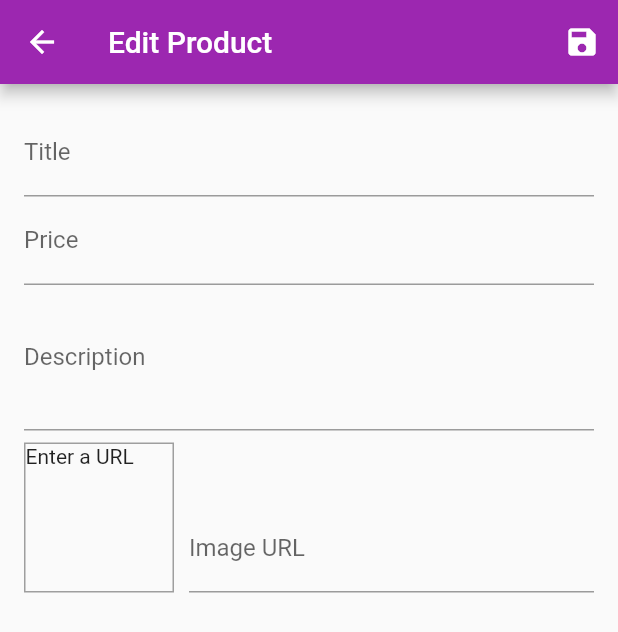
After one commit to viraj-2393/shop_app_flutter, a Flutter app: the EditProductScreen screen opened by its route, after a tap on the "save" icon, on a phone screen of 412 x 824 dp. The commit adds this screen. Shown: the top 632 px of the screen. Run offline on Flutter 3.47's test engine with Material 2 defaults, Android fonts, the phone set to English and light mode, and no system bars; network calls fail.

Commit message:
Edit product screen added

```diff
--- a/lib/main.dart
+++ b/lib/main.dart
@@ -8,6 +8,7 @@ import './screens/cart_screen.dart';
 import './providers/orders.dart';
 import './screens/orders_screen.dart';
 import './screens/user_products_screen.dart';
+import './screens/edit_product_screen.dart';
 void main() {
   runApp(MyApp());
 }
@@ -40,7 +41,8 @@ class MyApp extends StatelessWidget {
           ProductDetailScreen.routeName: (ctx) => ProductDetailScreen(),
           CartScreen.rounteName: (ctx) => CartScreen(),
           OrdersScreen.routeName: (ctx) => OrdersScreen(),
-          UserProductsScreen.routeName: (ctx) => UserProductsScreen()
+          UserProductsScreen.routeName: (ctx) => UserProductsScreen(),
+          EditProductScreen.routeName: (ctx) =>  EditProductScreen()
         },
 
       ),
--- /dev/null
+++ b/lib/screens/edit_product_screen.dart
@@ -0,0 +1,163 @@
+import 'package:flutter/material.dart';
+import 'package:flutter/rendering.dart';
+import '../providers/product.dart';
+class EditProductScreen extends StatefulWidget{
+  static const routeName = '/edit-product';
+  @override
+  State<StatefulWidget> createState() {
+    return _EditProductScreenState();
+  }
+}
+
+class _EditProductScreenState extends State<EditProductScreen>{
+  final _priceFocusNode = FocusNode();
+  final _descriptionFocusNode = FocusNode();
+  final _imageUrlFocusNode = FocusNode();
+  final _imageUrlController = TextEditingController();
+  final _form = GlobalKey<FormState>();
+  var _editedProduct = Product(
+      id:'' , title: '', description: '', price: 0, imageUrl: ''
+  );
+  @override
+  void initState(){
+    _imageUrlFocusNode.addListener(_updateImageUrl);
+  }
+  @override
+  void dispose(){
+    _priceFocusNode.dispose();
+    _descriptionFocusNode.dispose();
+    _imageUrlController.dispose();
+    _imageUrlFocusNode.dispose();
+    _imageUrlFocusNode.removeListener(_updateImageUrl);
+    super.dispose();
+  }
+  void _updateImageUrl(){
+    if(!_imageUrlFocusNode.hasFocus){
+      setState(() {
+      });
+    }
+  }
+  void _saveForm(){
+    _form.currentState!.save();
+
+  }
+  @override
+  Widget build(BuildContext context) {
+    return Scaffold(
+      appBar: AppBar(
+        title: Text('Edit Product'),
+        actions: [
+          IconButton(
+            icon: Icon(Icons.save),
+            onPressed: _saveForm,
+          )
+        ],
+      ),
+      body: Padding(
+        padding: EdgeInsets.all(16),
+        child: Form(
+          key:_form,
+          child: ListView(
+            children: [
+              TextFormField(
+                decoration: InputDecoration(
+                  labelText: 'Title',
+                ),
+                textInputAction: TextInputAction.next,
+                onFieldSubmitted: (_){
+                  FocusScope.of(context).requestFocus(_priceFocusNode);
+                },
+                onSaved: (value){
+                  _editedProduct = Product(
+                    id: _editedProduct.id,
+                    title: value!,
+                    description: _editedProduct.description,
+                    price: _editedProduct.price,
+                    imageUrl: _editedProduct.imageUrl
+                  );
+                },
+              ),
+              TextFormField(
+                decoration: InputDecoration(
+                  labelText: 'Price',
+                ),
+                textInputAction: TextInputAction.next,
+                keyboardType: TextInputType.number,
+                focusNode: _priceFocusNode,
+                onFieldSubmitted: (_){
+                  FocusScope.of(context).requestFocus(_descriptionFocusNode);
+                },
+                onSaved: (value){
+                  _editedProduct = Product(
+                      id: _editedProduct.id,
+                      title: _editedProduct.title,
+                      description: _editedProduct.description,
+                      price: double.parse(value!),
+                      imageUrl: _editedProduct.imageUrl
+                  );
+                },
+              ),
+              TextFormField(
+                maxLines: 3,
+                keyboardType: TextInputType.multiline,
+                decoration: InputDecoration(
+                  labelText: 'Description',
+                ),
+                focusNode: _descriptionFocusNode,
+                textInputAction: TextInputAction.next,
+                onSaved: (value){
+                  _editedProduct = Product(
+                      id: _editedProduct.id,
+                      title: _editedProduct.title,
+                      description: value!,
+                      price: _editedProduct.price,
+                      imageUrl: _editedProduct.imageUrl
+                  );
+                },
+
+              ),
+              Row(
+                crossAxisAlignment: CrossAxisAlignment.end,
+                children: [
+                  Container(
+                      width: 100,
+                      height: 100,
+                      margin: EdgeInsets.only(top:8,right: 10),
+                      decoration: BoxDecoration(
+                        border: Border.all(color:Colors.grey,width: 1)
+                      ),
+                      child: _imageUrlController.text.isEmpty ? Text('Enter a URL') :
+                           FittedBox(
+                             child: Image.network(_imageUrlController.text,fit: BoxFit.cover,),
+                           ),
+                    ),
+                    Expanded(
+                      child: TextFormField(
+                        decoration: InputDecoration(labelText: 'Image URL'),
+                        keyboardType: TextInputType.url,
+                        textInputAction: TextInputAction.done,
+                        controller: _imageUrlController,
+                        focusNode: _imageUrlFocusNode,
+                        onFieldSubmitted: (_) => _saveForm(),
+                        onSaved: (value){
+                          _editedProduct = Product(
+                              id: _editedProduct.id,
+                              title: _editedProduct.title,
+                              description: _editedProduct.description,
+                              price: _editedProduct.price,
+                              imageUrl: value!
+                          );
+                        },
+                      ),
+                    )
+
+
+                ],
+              )
+            ],
+          ),
+        ),
+      ) ,
+    );
+  }
+}
--- a/lib/screens/user_products_screen.dart
+++ b/lib/screens/user_products_screen.dart
@@ -3,6 +3,7 @@ import 'package:shop_app/widgets/app_drawer.dart';
 import '../providers/products.dart';
 import 'package:provider/provider.dart';
 import '../widgets/user_product_item.dart';
+import '../screens/edit_product_screen.dart';
 class UserProductsScreen extends StatelessWidget{
   static const routeName = '/user-products';
   @override
@@ -14,7 +15,9 @@ class UserProductsScreen extends StatelessWidget{
         actions: [
           IconButton(
             icon: Icon(Icons.add),
-            onPressed: (){},
+            onPressed: (){
+              Navigator.of(context).pushNamed(EditProductScreen.routeName);
+            },
           )
         ],
       ),
```
